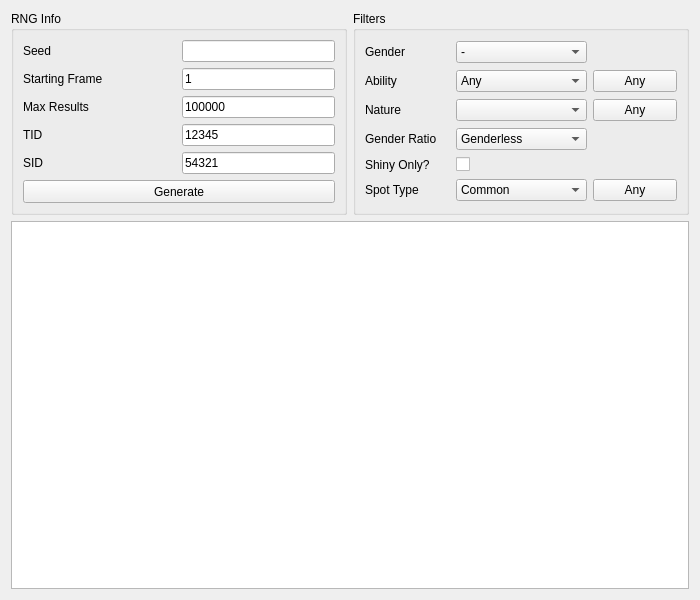
Qt form Forms/Gen3/PokeSpot.ui (Admiral-Fish/PokeFinder) before a commit.
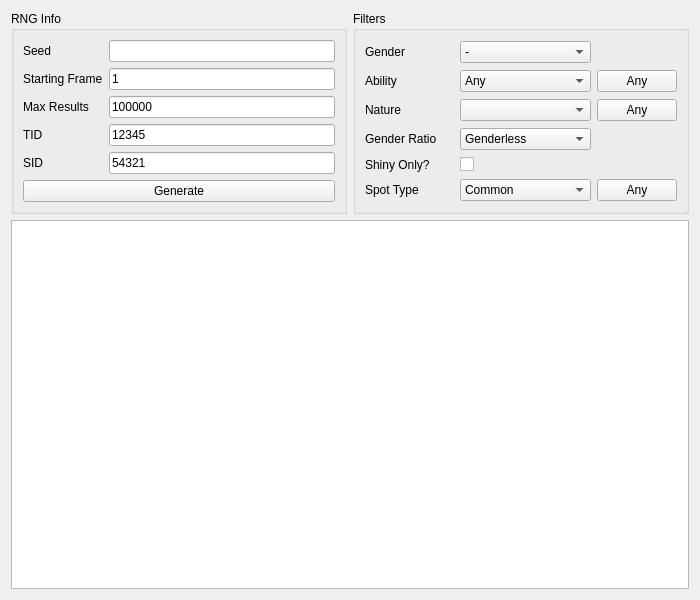
The same form after that commit. Custom widgets are drawn as their Qt base class.

The edit to the form file:
```diff
--- a/Forms/Gen3/PokeSpot.ui
+++ b/Forms/Gen3/PokeSpot.ui
@@ -24,28 +24,16 @@
     <widget class="QGroupBox" name="groupBoxRNGInfo">
      <property name="sizePolicy">
       <sizepolicy hsizetype="Preferred" vsizetype="Preferred">
-       <horstretch>0</horstretch>
-       <verstretch>1</verstretch>
+       <horstretch>1</horstretch>
+       <verstretch>0</verstretch>
       </sizepolicy>
      </property>
-     <property name="minimumSize">
-      <size>
-       <width>0</width>
-       <height>0</height>
-      </size>
-     </property>
      <property name="title">
       <string>RNG Info</string>
      </property>
      <layout class="QGridLayout" name="gridLayout">
       <item row="0" column="0">
        <widget class="QLabel" name="labelSeed">
-        <property name="sizePolicy">
-         <sizepolicy hsizetype="Minimum" vsizetype="Preferred">
-          <horstretch>0</horstretch>
-          <verstretch>0</verstretch>
-         </sizepolicy>
-        </property>
         <property name="text">
          <string>Seed</string>
         </property>
@@ -53,12 +41,6 @@
       </item>
       <item row="0" column="1">
        <widget class="TextBox" name="textBoxSeed">
-        <property name="sizePolicy">
-         <sizepolicy hsizetype="Preferred" vsizetype="Fixed">
-          <horstretch>0</horstretch>
-          <verstretch>0</verstretch>
-         </sizepolicy>
-        </property>
         <property name="maxLength">
          <number>8</number>
         </property>
@@ -66,12 +48,6 @@
       </item>
       <item row="1" column="0">
        <widget class="QLabel" name="labelStartingFrame">
-        <property name="sizePolicy">
-         <sizepolicy hsizetype="Minimum" vsizetype="Preferred">
-          <horstretch>0</horstretch>
-          <verstretch>0</verstretch>
-         </sizepolicy>
-        </property>
         <property name="text">
          <string>Starting Frame</string>
         </property>
@@ -79,12 +55,6 @@
       </item>
       <item row="1" column="1">
        <widget class="TextBox" name="textBoxStartingFrame">
-        <property name="sizePolicy">
-         <sizepolicy hsizetype="Preferred" vsizetype="Fixed">
-          <horstretch>0</horstretch>
-          <verstretch>0</verstretch>
-         </sizepolicy>
-        </property>
         <property name="text">
          <string notr="true">1</string>
         </property>
@@ -95,12 +65,6 @@
       </item>
       <item row="2" column="0">
        <widget class="QLabel" name="labelMaxResults">
-        <property name="sizePolicy">
-         <sizepolicy hsizetype="Minimum" vsizetype="Preferred">
-          <horstretch>0</horstretch>
-          <verstretch>0</verstretch>
-         </sizepolicy>
-        </property>
         <property name="text">
          <string>Max Results</string>
         </property>
@@ -108,12 +72,6 @@
       </item>
       <item row="2" column="1">
        <widget class="TextBox" name="textBoxMaxResults">
-        <property name="sizePolicy">
-         <sizepolicy hsizetype="Preferred" vsizetype="Fixed">
-          <horstretch>0</horstretch>
-          <verstretch>0</verstretch>
-         </sizepolicy>
-        </property>
         <property name="text">
          <string notr="true">100000</string>
         </property>
@@ -124,12 +82,6 @@
       </item>
       <item row="3" column="0">
        <widget class="QLabel" name="labelTID">
-        <property name="sizePolicy">
-         <sizepolicy hsizetype="Minimum" vsizetype="Preferred">
-          <horstretch>0</horstretch>
-          <verstretch>0</verstretch>
-         </sizepolicy>
-        </property>
         <property name="text">
          <string>TID</string>
         </property>
@@ -137,12 +89,6 @@
       </item>
       <item row="3" column="1">
        <widget class="TextBox" name="textBoxTID">
-        <property name="sizePolicy">
-         <sizepolicy hsizetype="Preferred" vsizetype="Fixed">
-          <horstretch>0</horstretch>
-          <verstretch>0</verstretch>
-         </sizepolicy>
-        </property>
         <property name="text">
          <string notr="true">12345</string>
         </property>
@@ -153,12 +99,6 @@
       </item>
       <item row="4" column="0">
        <widget class="QLabel" name="labelSID">
-        <property name="sizePolicy">
-         <sizepolicy hsizetype="Minimum" vsizetype="Preferred">
-          <horstretch>0</horstretch>
-          <verstretch>0</verstretch>
-         </sizepolicy>
-        </property>
         <property name="text">
          <string>SID</string>
         </property>
@@ -166,12 +106,6 @@
       </item>
       <item row="4" column="1">
        <widget class="TextBox" name="textBoxSID">
-        <property name="sizePolicy">
-         <sizepolicy hsizetype="Preferred" vsizetype="Fixed">
-          <horstretch>0</horstretch>
-          <verstretch>0</verstretch>
-         </sizepolicy>
-        </property>
         <property name="text">
          <string notr="true">54321</string>
         </property>
@@ -182,12 +116,6 @@
       </item>
       <item row="5" column="0" colspan="2">
        <widget class="QPushButton" name="pushButtonGenerate">
-        <property name="minimumSize">
-         <size>
-          <width>0</width>
-          <height>23</height>
-         </size>
-        </property>
         <property name="text">
          <string>Generate</string>
         </property>
@@ -200,16 +128,10 @@
     <widget class="QGroupBox" name="groupBoxFilters">
      <property name="sizePolicy">
       <sizepolicy hsizetype="Preferred" vsizetype="Preferred">
-       <horstretch>0</horstretch>
-       <verstretch>1</verstretch>
+       <horstretch>1</horstretch>
+       <verstretch>0</verstretch>
       </sizepolicy>
      </property>
-     <property name="minimumSize">
-      <size>
-       <width>0</width>
-       <height>0</height>
-      </size>
-     </property>
      <property name="title">
       <string>Filters</string>
      </property>
@@ -269,7 +191,7 @@
       <item row="1" column="2">
        <widget class="QPushButton" name="pushButtonAnyAbility">
         <property name="sizePolicy">
-         <sizepolicy hsizetype="Preferred" vsizetype="Fixed">
+         <sizepolicy hsizetype="Fixed" vsizetype="Fixed">
           <horstretch>0</horstretch>
           <verstretch>0</verstretch>
          </sizepolicy>
@@ -292,7 +214,7 @@
       <item row="2" column="2">
        <widget class="QPushButton" name="pushButtonAnyNature">
         <property name="sizePolicy">
-         <sizepolicy hsizetype="Preferred" vsizetype="Fixed">
+         <sizepolicy hsizetype="Fixed" vsizetype="Fixed">
           <horstretch>0</horstretch>
           <verstretch>0</verstretch>
          </sizepolicy>
@@ -391,7 +313,7 @@
       <item row="5" column="2">
        <widget class="QPushButton" name="pushButtonAnySpotType">
         <property name="sizePolicy">
-         <sizepolicy hsizetype="Preferred" vsizetype="Fixed">
+         <sizepolicy hsizetype="Fixed" vsizetype="Fixed">
           <horstretch>0</horstretch>
           <verstretch>0</verstretch>
          </sizepolicy>
@@ -406,12 +328,6 @@
    </item>
    <item row="1" column="0" colspan="2">
     <widget class="TableView" name="tableView">
-     <property name="sizePolicy">
-      <sizepolicy hsizetype="Expanding" vsizetype="Expanding">
-       <horstretch>0</horstretch>
-       <verstretch>2</verstretch>
-      </sizepolicy>
-     </property>
      <attribute name="verticalHeaderVisible">
       <bool>false</bool>
      </attribute>
```
